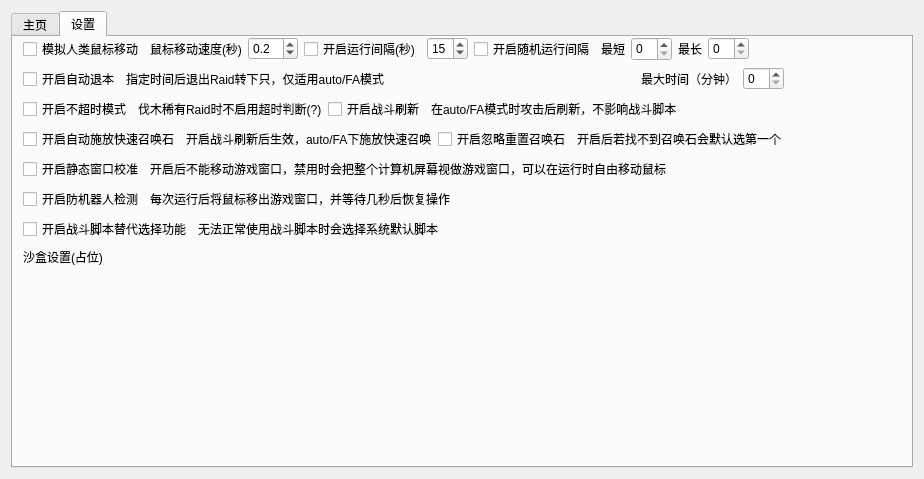
harjeb/granblue-automation-pyautogui, file qt_gui/ga.ui: the form before one commit.
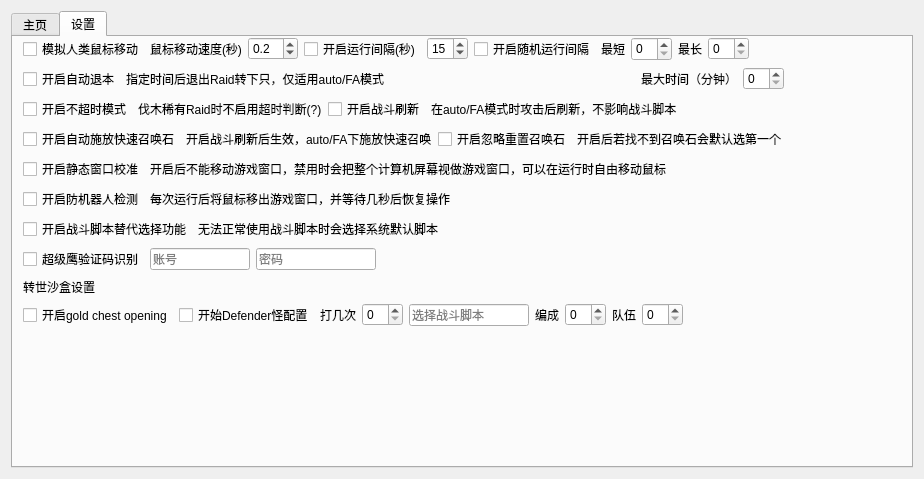
The form after the commit. The open tabs and pages were chosen to show the change.

```diff
--- a/qt_gui/ga.ui
+++ b/qt_gui/ga.ui
@@ -709,12 +709,62 @@
             </item>
            </layout>
           </item>
+          <item>
+           <layout class="QHBoxLayout" name="horizontalLayout">
+            <item>
+             <widget class="QCheckBox" name="checkBox_15">
+              <property name="text">
+               <string>超级鹰验证码识别</string>
+              </property>
+             </widget>
+            </item>
+            <item>
+             <widget class="QLineEdit" name="lineEdit_2">
+              <property name="maximumSize">
+               <size>
+                <width>100</width>
+                <height>16777215</height>
+               </size>
+              </property>
+              <property name="placeholderText">
+               <string>账号</string>
+              </property>
+             </widget>
+            </item>
+            <item>
+             <widget class="QLineEdit" name="lineEdit_5">
+              <property name="maximumSize">
+               <size>
+                <width>120</width>
+                <height>16777215</height>
+               </size>
+              </property>
+              <property name="placeholderText">
+               <string>密码</string>
+              </property>
+             </widget>
+            </item>
+            <item>
+             <spacer name="horizontalSpacer_4">
+              <property name="orientation">
+               <enum>Qt::Horizontal</enum>
+              </property>
+              <property name="sizeHint" stdset="0">
+               <size>
+                <width>40</width>
+                <height>20</height>
+               </size>
+              </property>
+             </spacer>
+            </item>
+           </layout>
+          </item>
           <item>
            <layout class="QHBoxLayout" name="horizontalLayout_13">
             <item>
              <widget class="QLabel" name="label_18">
               <property name="text">
-               <string>沙盒设置(占位)</string>
+               <string>转世沙盒设置</string>
               </property>
              </widget>
             </item>
@@ -733,6 +783,110 @@
             </item>
            </layout>
           </item>
+          <item>
+           <layout class="QHBoxLayout" name="horizontalLayout_14">
+            <item>
+             <widget class="QCheckBox" name="checkBox_17">
+              <property name="toolTip">
+               <string>Experimental, it uses default party and the chosen script for combat.</string>
+              </property>
+              <property name="text">
+               <string>开启gold chest opening</string>
+              </property>
+             </widget>
+            </item>
+            <item>
+             <widget class="QCheckBox" name="checkBox_18">
+              <property name="toolTip">
+               <string/>
+              </property>
+              <property name="text">
+               <string>开始Defender怪配置</string>
+              </property>
+             </widget>
+            </item>
+            <item>
+             <widget class="QLabel" name="label_5">
+              <property name="text">
+               <string>打几次</string>
+              </property>
+             </widget>
+            </item>
+            <item>
+             <widget class="QSpinBox" name="spinBox_5">
+              <property name="maximumSize">
+               <size>
+                <width>50</width>
+                <height>16777215</height>
+               </size>
+              </property>
+             </widget>
+            </item>
+            <item>
+             <widget class="QLineEdit" name="lineEdit_6">
+              <property name="maximumSize">
+               <size>
+                <width>120</width>
+                <height>16777215</height>
+               </size>
+              </property>
+              <property name="placeholderText">
+               <string>选择战斗脚本</string>
+              </property>
+             </widget>
+            </item>
+            <item>
+             <widget class="QLabel" name="label_6">
+              <property name="text">
+               <string>编成</string>
+              </property>
+             </widget>
+            </item>
+            <item>
+             <widget class="QSpinBox" name="spinBox_11">
+              <property name="maximumSize">
+               <size>
+                <width>50</width>
+                <height>16777215</height>
+               </size>
+              </property>
+             </widget>
+            </item>
+            <item>
+             <widget class="QLabel" name="label_21">
+              <property name="text">
+               <string>队伍</string>
+              </property>
+             </widget>
+            </item>
+            <item>
+             <widget class="QSpinBox" name="spinBox_12">
+              <property name="maximumSize">
+               <size>
+                <width>50</width>
+                <height>16777215</height>
+               </size>
+              </property>
+             </widget>
+            </item>
+            <item>
+             <spacer name="horizontalSpacer_14">
+              <property name="orientation">
+               <enum>Qt::Horizontal</enum>
+              </property>
+              <property name="sizeType">
+               <enum>QSizePolicy::Expanding</enum>
+              </property>
+              <property name="sizeHint" stdset="0">
+               <size>
+                <width>40</width>
+                <height>20</height>
+               </size>
+              </property>
+             </spacer>
+            </item>
+           </layout>
+          </item>
           <item>
            <spacer name="verticalSpacer">
             <property name="orientation">
```
Left out of the diff: 2 changed lines with no effect on the pictures.
